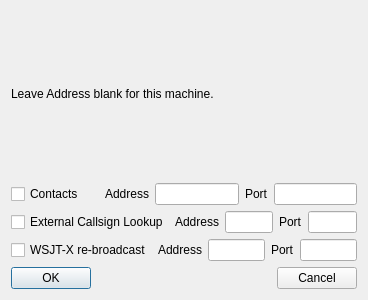
Above: mqt/MqtLogger/n1mmbroadcastconfig.ui from Rsclub22/Minos2-Mirror before the change. Below: the same form after it.
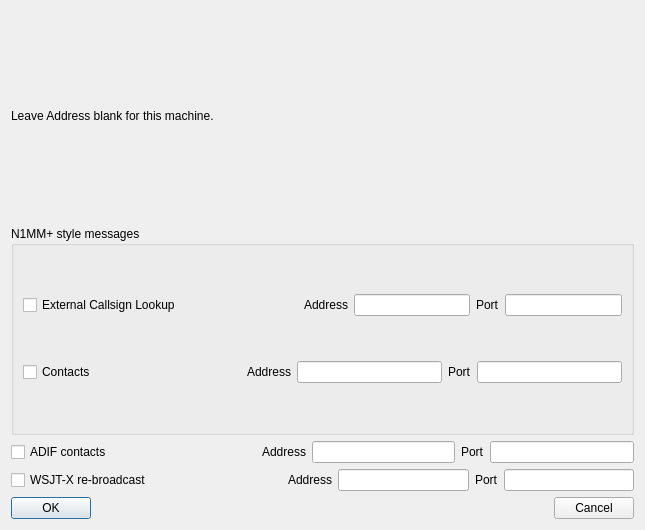
That is the form after the change.

Commit message: Add UDP ADIF export

```diff
--- a/mqt/MqtLogger/n1mmbroadcastconfig.ui
+++ b/mqt/MqtLogger/n1mmbroadcastconfig.ui
@@ -6,14 +6,14 @@
    <rect>
     <x>0</x>
     <y>0</y>
-    <width>368</width>
-    <height>300</height>
+    <width>645</width>
+    <height>530</height>
    </rect>
   </property>
   <property name="windowTitle">
    <string>Dialog</string>
   </property>
-  <layout class="QVBoxLayout" name="verticalLayout">
+  <layout class="QVBoxLayout" name="verticalLayout_2">
    <item>
     <widget class="QLabel" name="label_4">
      <property name="text">
@@ -22,60 +22,113 @@
     </widget>
    </item>
    <item>
-    <layout class="QHBoxLayout" name="horizontalLayout_2">
-     <item>
-      <widget class="QCheckBox" name="contactsSelect">
-       <property name="text">
-        <string>Contacts</string>
-       </property>
-      </widget>
-     </item>
-     <item>
-      <spacer name="horizontalSpacer">
-       <property name="orientation">
-        <enum>Qt::Horizontal</enum>
-       </property>
-       <property name="sizeHint" stdset="0">
-        <size>
-         <width>40</width>
-         <height>20</height>
-        </size>
-       </property>
-      </spacer>
-     </item>
-     <item>
-      <widget class="QLabel" name="label_5">
-       <property name="text">
-        <string>Address</string>
-       </property>
-      </widget>
-     </item>
-     <item>
-      <widget class="QLineEdit" name="contactsAddr"/>
-     </item>
-     <item>
-      <widget class="QLabel" name="label">
-       <property name="text">
-        <string>Port</string>
-       </property>
-      </widget>
-     </item>
-     <item>
-      <widget class="QLineEdit" name="contactsPort"/>
-     </item>
-    </layout>
+    <widget class="QGroupBox" name="groupBox">
+     <property name="title">
+      <string>N1MM+ style messages</string>
+     </property>
+     <layout class="QVBoxLayout" name="verticalLayout">
+      <item>
+       <layout class="QHBoxLayout" name="horizontalLayout_3">
+        <item>
+         <widget class="QCheckBox" name="extCSSelect">
+          <property name="text">
+           <string>External Callsign Lookup</string>
+          </property>
+         </widget>
+        </item>
+        <item>
+         <spacer name="horizontalSpacer_2">
+          <property name="orientation">
+           <enum>Qt::Horizontal</enum>
+          </property>
+          <property name="sizeHint" stdset="0">
+           <size>
+            <width>40</width>
+            <height>20</height>
+           </size>
+          </property>
+         </spacer>
+        </item>
+        <item>
+         <widget class="QLabel" name="label_6">
+          <property name="text">
+           <string>Address</string>
+          </property>
+         </widget>
+        </item>
+        <item>
+         <widget class="QLineEdit" name="extCSAddr"/>
+        </item>
+        <item>
+         <widget class="QLabel" name="label_2">
+          <property name="text">
+           <string>Port</string>
+          </property>
+         </widget>
+        </item>
+        <item>
+         <widget class="QLineEdit" name="extCSPort"/>
+        </item>
+       </layout>
+      </item>
+      <item>
+       <layout class="QHBoxLayout" name="horizontalLayout_2">
+        <item>
+         <widget class="QCheckBox" name="contactsSelect">
+          <property name="text">
+           <string>Contacts</string>
+          </property>
+         </widget>
+        </item>
+        <item>
+         <spacer name="horizontalSpacer">
+          <property name="orientation">
+           <enum>Qt::Horizontal</enum>
+          </property>
+          <property name="sizeHint" stdset="0">
+           <size>
+            <width>40</width>
+            <height>20</height>
+           </size>
+          </property>
+         </spacer>
+        </item>
+        <item>
+         <widget class="QLabel" name="label_5">
+          <property name="text">
+           <string>Address</string>
+          </property>
+         </widget>
+        </item>
+        <item>
+         <widget class="QLineEdit" name="contactsAddr"/>
+        </item>
+        <item>
+         <widget class="QLabel" name="label">
+          <property name="text">
+           <string>Port</string>
+          </property>
+         </widget>
+        </item>
+        <item>
+         <widget class="QLineEdit" name="contactsPort"/>
+        </item>
+       </layout>
+      </item>
+     </layout>
+    </widget>
    </item>
    <item>
-    <layout class="QHBoxLayout" name="horizontalLayout_3">
+    <layout class="QHBoxLayout" name="horizontalLayout_5">
      <item>
-      <widget class="QCheckBox" name="extCSSelect">
+      <widget class="QCheckBox" name="ADIFSelect">
        <property name="text">
-        <string>External Callsign Lookup</string>
+        <string>ADIF contacts</string>
        </property>
       </widget>
      </item>
      <item>
-      <spacer name="horizontalSpacer_2">
+      <spacer name="horizontalSpacer_5">
        <property name="orientation">
         <enum>Qt::Horizontal</enum>
        </property>
@@ -88,24 +141,24 @@
       </spacer>
      </item>
      <item>
-      <widget class="QLabel" name="label_6">
+      <widget class="QLabel" name="label_8">
        <property name="text">
         <string>Address</string>
        </property>
       </widget>
      </item>
      <item>
-      <widget class="QLineEdit" name="extCSAddr"/>
+      <widget class="QLineEdit" name="ADIFAddr"/>
      </item>
      <item>
-      <widget class="QLabel" name="label_2">
+      <widget class="QLabel" name="label_9">
        <property name="text">
         <string>Port</string>
        </property>
       </widget>
      </item>
      <item>
-      <widget class="QLineEdit" name="extCSPort"/>
+      <widget class="QLineEdit" name="ADIFPort"/>
      </item>
     </layout>
    </item>
```
The commit also changes 6 other files.
